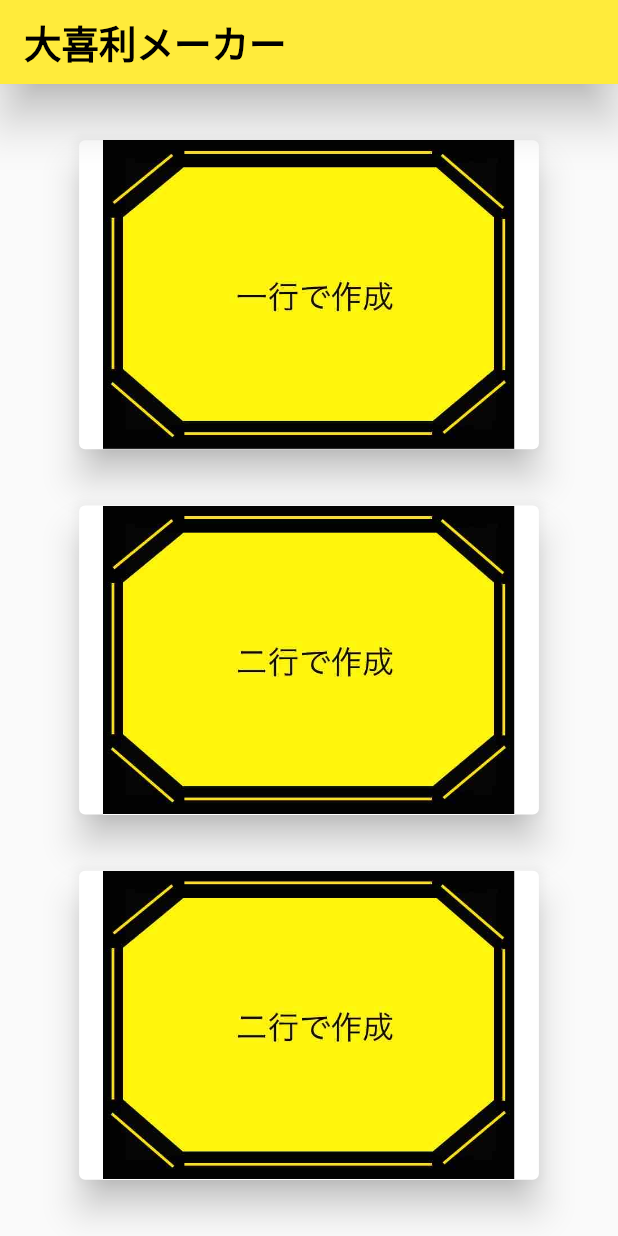
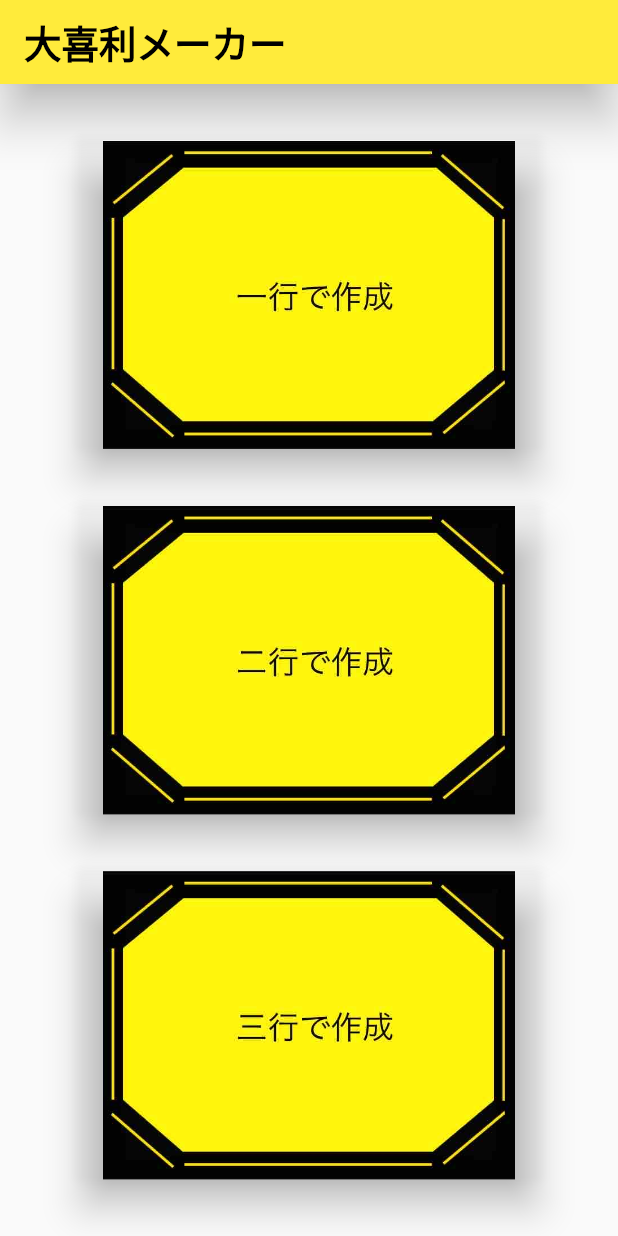
Before and after one commit to iseruuuuu/bokete_create_app, a Flutter app: the screen it shows after launch, on a phone screen of 412 x 824 dp. Run offline on Flutter 3.47's test engine with Material 2 defaults, Android fonts, the phone set to English and light mode, and no system bars; our stand-ins replace flutter_svg, get, image_gallery_saver; missing offline and left inert: image_editor; project files that could hold a hidden picture were left out.

Commit message:
add: タイトルのボタンを変更

```diff
--- a/lib/gen/assets.gen.dart
+++ b/lib/gen/assets.gen.dart
@@ -12,8 +12,12 @@ class $AssetsImagesGen {
 
   AssetGenImage get background =>
       const AssetGenImage('assets/images/background.png');
+  AssetGenImage get bokete => const AssetGenImage('assets/images/bokete.png');
   SvgGenImage get image => const SvgGenImage('assets/images/image.svg');
   AssetGenImage get odai => const AssetGenImage('assets/images/odai.png');
+  AssetGenImage get title01 => const AssetGenImage('assets/images/title01.JPG');
+  AssetGenImage get title02 => const AssetGenImage('assets/images/title02.JPG');
+  AssetGenImage get title03 => const AssetGenImage('assets/images/title03.JPG');
   AssetGenImage get title1 => const AssetGenImage('assets/images/title1.JPG');
   AssetGenImage get title2 => const AssetGenImage('assets/images/title2.JPG');
   AssetGenImage get title3 => const AssetGenImage('assets/images/title3.JPG');
--- a/lib/screen/title/title_screen.dart
+++ b/lib/screen/title/title_screen.dart
@@ -29,30 +29,30 @@ class TitleScreen extends StatelessWidget {
             ElevatedButton(
               onPressed: controller.onTap1,
               style: ElevatedButton.styleFrom(
-                primary: Colors.white,
+                primary: Colors.transparent,
                 elevation: 10,
               ),
-              child: Assets.images.title1.image(
+              child: Assets.images.title01.image(
                 height: MediaQuery.of(context).size.height / 4,
               ),
             ),
             ElevatedButton(
               onPressed: controller.onTap2,
               style: ElevatedButton.styleFrom(
-                primary: Colors.white,
+                primary: Colors.transparent,
                 elevation: 10,
               ),
-              child: Assets.images.title2.image(
+              child: Assets.images.title02.image(
                 height: MediaQuery.of(context).size.height / 4,
               ),
             ),
             ElevatedButton(
               onPressed: controller.onTap3,
               style: ElevatedButton.styleFrom(
-                primary: Colors.white,
+                primary: Colors.transparent,
                 elevation: 10,
               ),
-              child: Assets.images.title2.image(
+              child: Assets.images.title03.image(
                 height: MediaQuery.of(context).size.height / 4,
               ),
             ),
```
Also changed, not shown: assets/images/title01.JPG (added), assets/images/title02.JPG (added), assets/images/title03.JPG (added).
